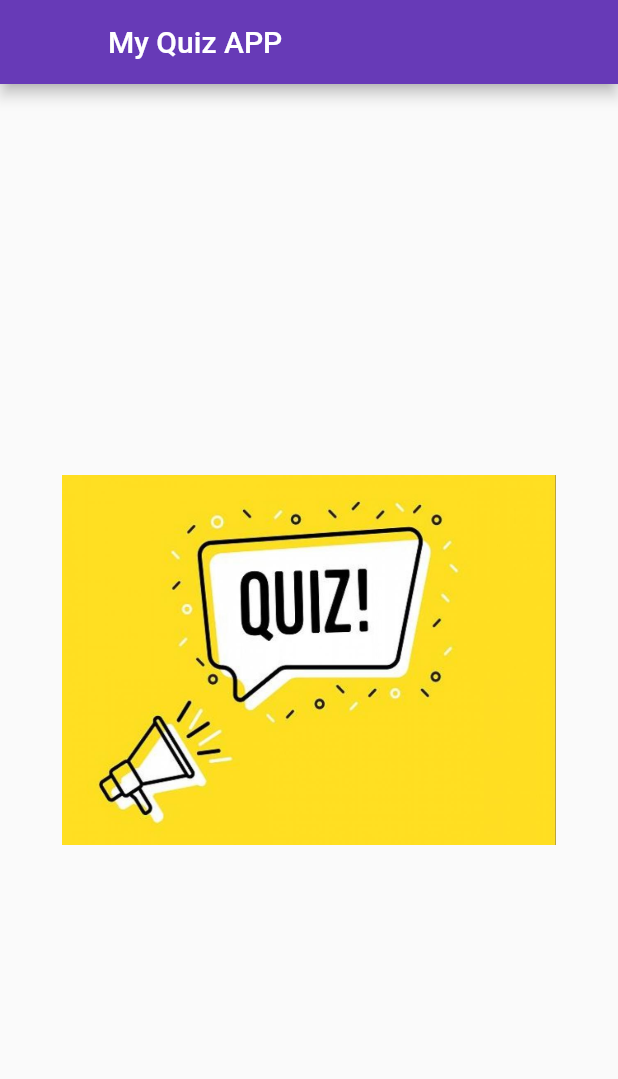
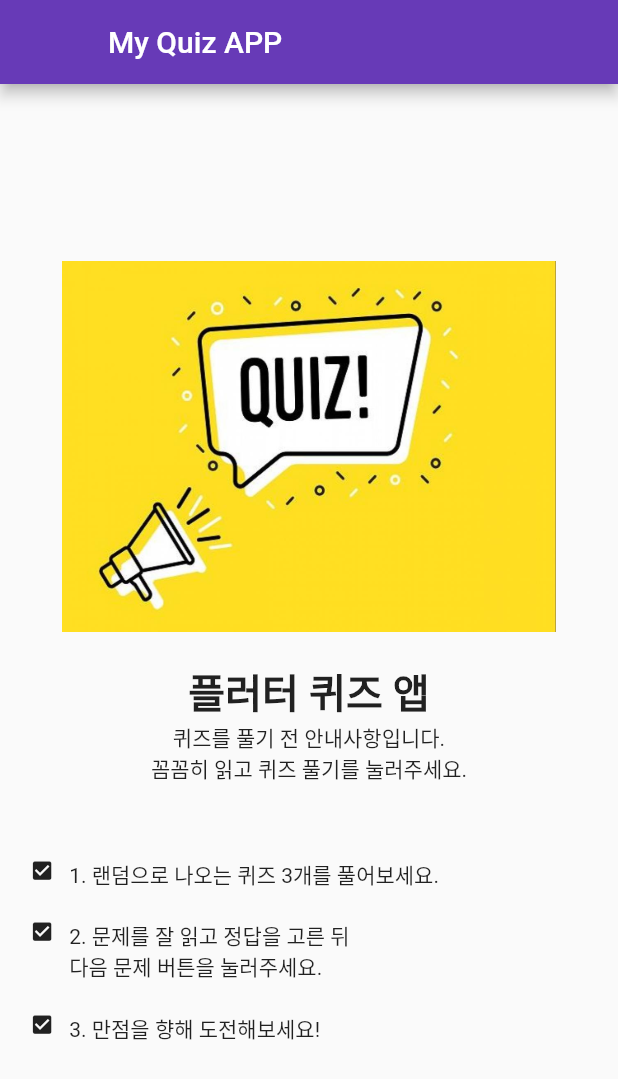
Before and after one commit to kimgeuntae/flutter_quiz_app, a Flutter app: the screen it shows after launch, on a phone screen of 412 x 824 dp. Shown: the top 1079 px of the screen. Run offline on Flutter 3.47's test engine with Material 2 defaults, Android fonts, the phone set to English and light mode, and no system bars.

Commit message:
Add: 퀴즈 풀기 앱 설명 추가 문제 푸는 규칙 추가

```diff
--- a/lib/screen/home_screen.dart
+++ b/lib/screen/home_screen.dart
@@ -20,7 +20,7 @@ class _HomeScreenState extends State<HomeScreen> {
         appBar: AppBar(
           title: Text('My Quiz APP'),
           backgroundColor: Colors.deepPurple,
-          leading: Container(),
+          leading: Container(), // appbar 뒤로가기 버튼 지우기
         ),
         body: Column(
           mainAxisAlignment: MainAxisAlignment.center,
@@ -31,10 +31,50 @@ class _HomeScreenState extends State<HomeScreen> {
                 'images/quiz.jpeg',
                 width: width * 0.8,
               ),
-            )
+            ),
+            Padding(padding: EdgeInsets.all(width * 0.024)),
+            Text(
+              '플러터 퀴즈 앱',
+              style: TextStyle(
+                fontSize: width * 0.065,
+                fontWeight: FontWeight.bold,
+              ),
+            ),
+            Text(
+              '퀴즈를 풀기 전 안내사항입니다.\n꼼꼼히 읽고 퀴즈 풀기를 눌러주세요.',
+              textAlign: TextAlign.center,
+            ),
+            Padding(padding: EdgeInsets.all(width * 0.048)),
+            _buildStep(width, '1. 랜덤으로 나오는 퀴즈 3개를 풀어보세요.'),
+            _buildStep(width, '2. 문제를 잘 읽고 정답을 고른 뒤\n다음 문제 버튼을 눌러주세요.'),
+            _buildStep(width, '3. 만점을 향해 도전해보세요!'),
           ],
         ),
       ),
     );
   }
+
+  Widget _buildStep(double width, String title) {
+    return Container(
+      padding: EdgeInsets.fromLTRB(
+        width * 0.048,
+        width * 0.024,
+        width * 0.048,
+        width * 0.024,
+      ),
+      child: Row(
+        crossAxisAlignment: CrossAxisAlignment.start,
+        children: [
+          Icon(
+            Icons.check_box,
+            size: width * 0.04,
+          ),
+          Padding(
+            padding: EdgeInsets.only(right: width * 0.024),
+          ),
+          Text(title),
+        ],
+      ),
+    );
+  }
 }
```
